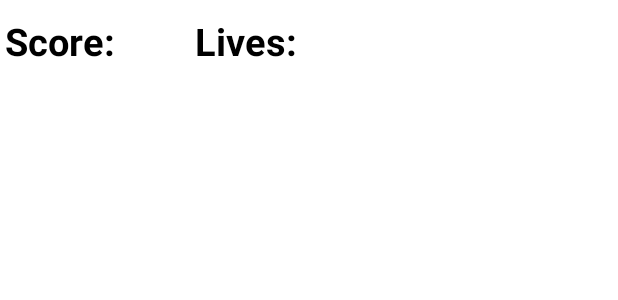
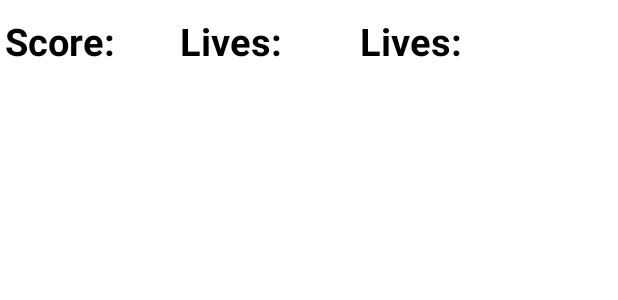
Before and after one commit to llam36/Cross-The-Road, an Android app: the layout map_screen.xml on its own in the app's theme, with its tools: preview values and no code run, on a phone screen of 412 x 824 dp. Shown: the top 300 px of the screen. Run offline under Robolectric (Android 15) with nearby library versions, the phone set to English and light mode, and no system bars.

Commit message:
update total score display

```diff
--- a/app/src/main/java/com/example/sprint_2/MapScreen.java
+++ b/app/src/main/java/com/example/sprint_2/MapScreen.java
@@ -56,6 +56,8 @@ public class MapScreen extends AppCompatActivity {
                 score.setText(String.format("Score: %d", gameMap.getPlayer().getScore()));
                 TextView lives = findViewById(R.id.lives);
                 lives.setText(String.format("Lives: %d", gameMap.getPlayer().getLives()));
+                TextView totalScore = findViewById(R.id.totalScore);
+                totalScore.setText(String.format("Total: %d", gameMap.getPlayer().getTotalScore()));
             }
             @Override
             public void onFinish() {
--- a/app/src/main/res/layout/map_screen.xml
+++ b/app/src/main/res/layout/map_screen.xml
@@ -35,7 +35,19 @@
         android:id="@+id/lives"
         android:layout_width="wrap_content"
         android:layout_height="wrap_content"
-        android:layout_marginStart="130dp"
+        android:layout_marginStart="120dp"
+        android:layout_marginTop="10dp"
+        android:text="Lives:"
+        android:textAppearance="@style/TextAppearance.AppCompat.Display1"
+        android:textColor="@color/black"
+        android:textSize="25dp"
+        android:textStyle="bold" />
+
+    <TextView
+        android:id="@+id/totalScore"
+        android:layout_width="wrap_content"
+        android:layout_height="wrap_content"
+        android:layout_marginStart="240dp"
         android:layout_marginTop="10dp"
         android:text="Lives:"
         android:textAppearance="@style/TextAppearance.AppCompat.Display1"
```
